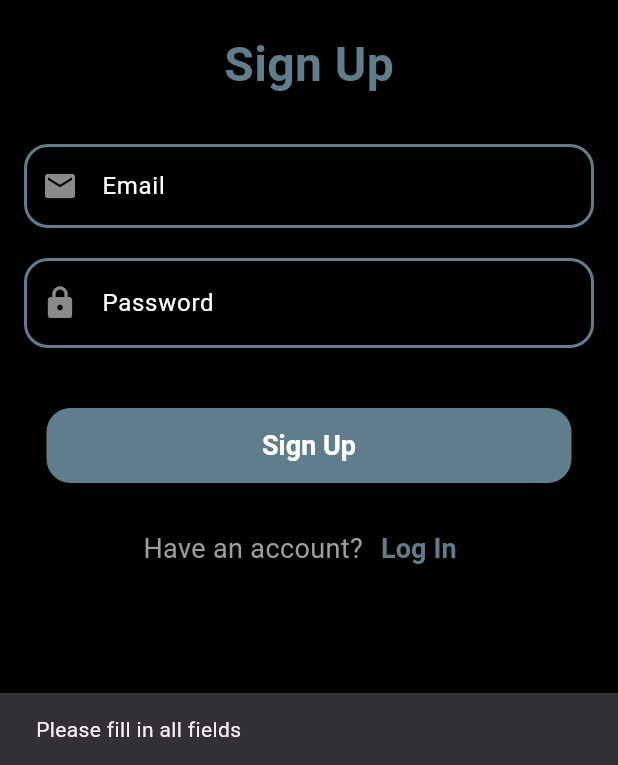
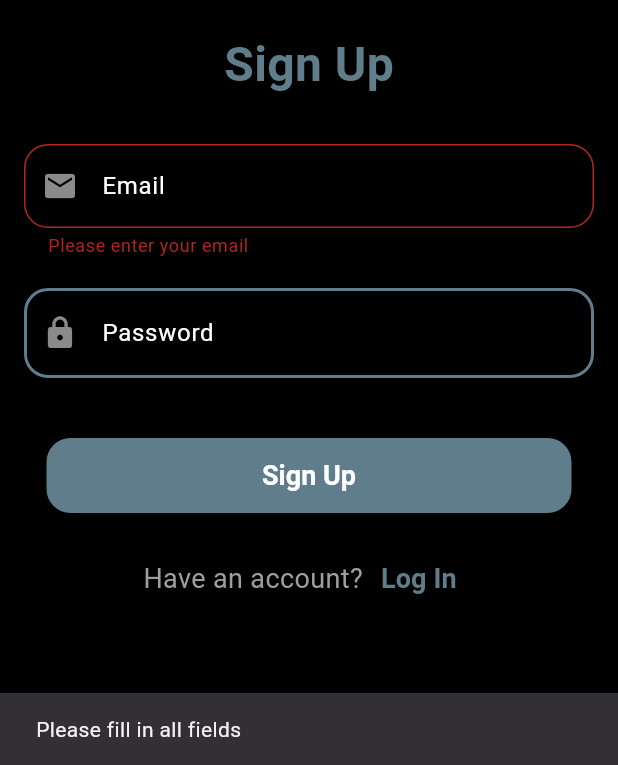
Before and after one commit to Th3-D5-482/Project-SnowCone, a Flutter app: the SignUp screen opened directly, after a tap on "Sign Up", on a phone screen of 412 x 824 dp, the part 471-1236 px from its top. Run offline on Flutter 3.47's test engine with Material 3 defaults, Android fonts, the phone set to English and light mode, and no system bars; our stand-ins replace firebase_auth, firebase_core, shared_preferences; accounts and stored records are empty.

Commit message:
Th3_D5_482

```diff
--- a/lib/screens/sign_up.dart
+++ b/lib/screens/sign_up.dart
@@ -11,6 +11,7 @@ class SignUp extends StatefulWidget {
 }
 
 class _SignUpState extends State<SignUp> {
+  final _formKey = GlobalKey<FormState>();
   bool visibility = false;
   late TextEditingController email;
   late TextEditingController password;
@@ -63,7 +64,9 @@ class _SignUpState extends State<SignUp> {
                 SizedBox(height: 30),
                 SizedBox(
                   width: 380,
-                  child: TextField(
+                  child: Form(
+                    key: _formKey,
+                    child: TextFormField(
                       controller: email,
                       decoration: InputDecoration(
                         label: Text(
@@ -76,6 +79,19 @@ class _SignUpState extends State<SignUp> {
                       autocorrect: false,
                       autofillHints: [AutofillHints.email],
                       keyboardType: TextInputType.emailAddress,
+                      validator: (value) {
+                        if (value == null || value.isEmpty) {
+                          return 'Please enter your email';
+                        }
+                        final emailPattern = RegExp(
+                          r'^[a-zA-Z0-9._%+-]+@[a-zA-Z0-9.-]+\.[a-zA-Z]{2,}$',
+                        );
+                        if (!emailPattern.hasMatch(value)) {
+                          return 'Please enter a valid email';
+                        }
+                        return null;
+                      },
+                    ),
                   ),
                 ),
                 SizedBox(height: 20),
@@ -113,7 +129,9 @@ class _SignUpState extends State<SignUp> {
                   onPressed: () async {
                     final trimmedEmail = email.text.trim();
                     final trimmedPassword = password.text.trim();
-                    if (trimmedEmail.isNotEmpty && trimmedPassword.isNotEmpty) {
+                    if (_formKey.currentState!.validate() &&
+                        trimmedEmail.isNotEmpty &&
+                        trimmedPassword.isNotEmpty) {
                       try {
                         // ignore: unused_local_variable
                         final userCredential = await FirebaseAuth.instance
```
Also changed, not shown: lib/screens/home_page.dart (+9 -1 lines), lib/screens/log_in.dart (+20 -2 lines). Lines whose indentation alone changed are shown as unchanged.
